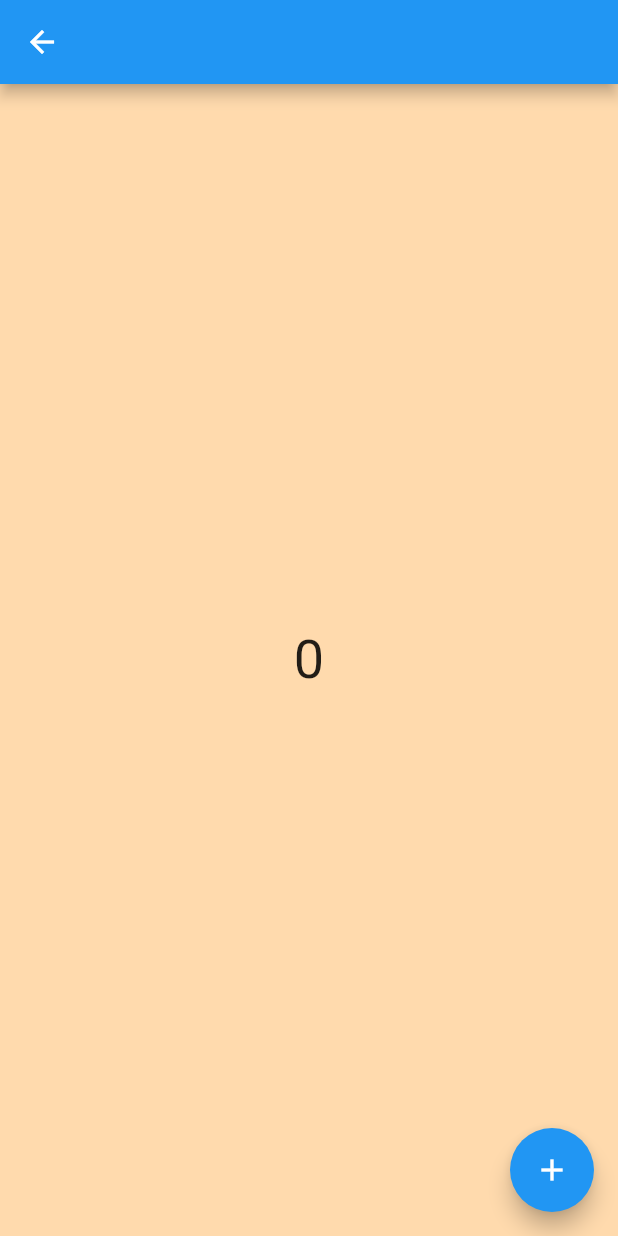
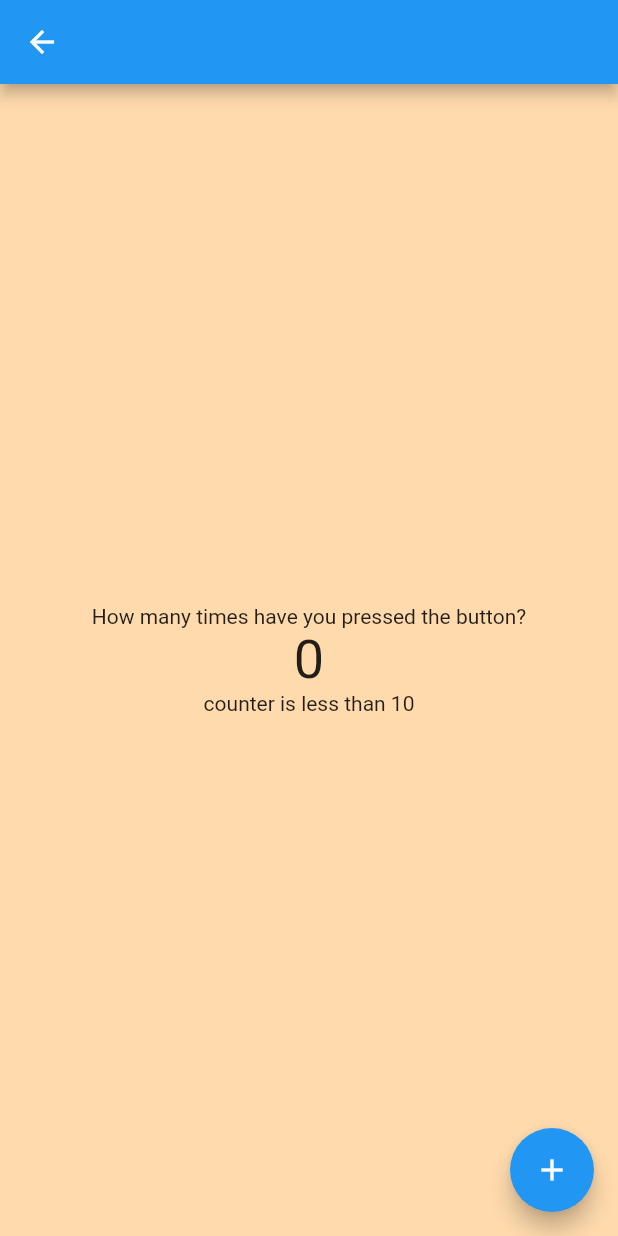
Before and after one commit to gu-tig169-ht21/gusaxellth, a Flutter app: the screen it shows after launch, after a tap on the "add" icon, on a phone screen of 412 x 824 dp. Run offline on Flutter 3.47's test engine with Material 2 defaults, Android fonts, the phone set to English and light mode, and no system bars; our stand-ins replace google_fonts.

```diff
--- /dev/null
+++ b/lib/ThirdView.dart
@@ -0,0 +1,52 @@
+// ignore_for_file: prefer_const_constructors, annotate_overrides, use_key_in_widget_constructors, file_names
+
+import 'package:flutter/material.dart';
+import 'package:provider/provider.dart';
+
+class ThirdView extends StatefulWidget {
+  @override
+  State<StatefulWidget> createState() {
+    return ThirdViewState();
+  }
+}
+
+class ThirdViewState extends State<StatefulWidget> {
+  int _counter = 0;
+  Widget build(BuildContext context) {
+    return Scaffold(
+      backgroundColor: Color.fromARGB(255, 255, 218, 173),
+      appBar: AppBar(),
+      body: Center(
+        child: Column(
+          mainAxisAlignment: MainAxisAlignment.center,
+          children: [
+            Text("How many times have you pressed the button?"),
+            Text("$_counter", style: TextStyle(fontSize: 36)),
+            CounterIndicator(_counter),
+          ],
+        ),
+      ),
+      floatingActionButton: FloatingActionButton(
+        child: Icon(Icons.add),
+        onPressed: () {
+          setState(() {
+            _counter++;
+          });
+        },
+      ),
+    );
+  }
+}
+
+class CounterIndicator extends StatelessWidget {
+  final int counter;
+
+  CounterIndicator(this.counter);
+
+  Widget build(BuildContext context) {
+    if (counter < 10) {
+      return Text('counter is less than 10');
+    }
+    return Text('Counter is greater or equal than 10');
+  }
+}
--- a/lib/main.dart
+++ b/lib/main.dart
@@ -1,7 +1,9 @@
-// ignore_for_file: prefer_const_constructors
+// ignore_for_file: prefer_const_constructors, camel_case_types, use_key_in_widget_constructors, duplicate_ignore, annotate_overrides
 
 import 'package:flutter/material.dart';
 import 'package:google_fonts/google_fonts.dart';
+
+import './ThirdView.dart';
 
 void main() {
   runApp(ThorsApp());
@@ -92,12 +94,10 @@ class MainView extends StatelessWidget {
       leading: checkBoxClass(),
       title: Text(
         thelistTitle,
-        style: GoogleFonts.lato(
+        style: GoogleFonts.poppins(
           fontSize: 20,
-          color: Colors.blue,
-          /*TextStyle(fontSize: 20,
+          color: Colors.black,
           fontWeight: FontWeight.bold,
-          color: Colors.black,*/
         ),
       ),
       trailing: IconButton(
@@ -135,6 +135,7 @@ class MainView extends StatelessWidget {
   }*/
 }
 
+// ignore: use_key_in_widget_constructors
 class checkBoxClass extends StatefulWidget {
   @override
   State<checkBoxClass> createState() => checkBoxClassState();
@@ -202,31 +203,3 @@ class SecondView extends StatelessWidget {
     );
   }
 }
-
-class ThirdView extends StatefulWidget {
-  @override
-  State<StatefulWidget> createState() {
-    return ThirdViewState();
-  }
-}
-
-class ThirdViewState extends State<StatefulWidget> {
-  Widget build(BuildContext context) {
-    int counter = 0;
-    return Scaffold(
-      backgroundColor: Color.fromARGB(255, 255, 218, 173),
-      appBar: AppBar(),
-      body: Center(
-          child: Text(
-        "$counter",
-        style: TextStyle(fontSize: 36),
-      )),
-      floatingActionButton: FloatingActionButton(
-        child: Icon(Icons.add),
-        onPressed: () {
-          counter++;
-        },
-      ),
-    );
-  }
-}
--- a/pubspec.yaml
+++ b/pubspec.yaml
@@ -35,6 +35,7 @@ dependencies:
   # Use with the CupertinoIcons class for iOS style icons.
   cupertino_icons: ^1.0.2
   google_fonts: ^2.1.0
+  provider: ^6.0.1
 
 dev_dependencies:
   flutter_test:
```
Also changed, not shown: pubspec.lock.
